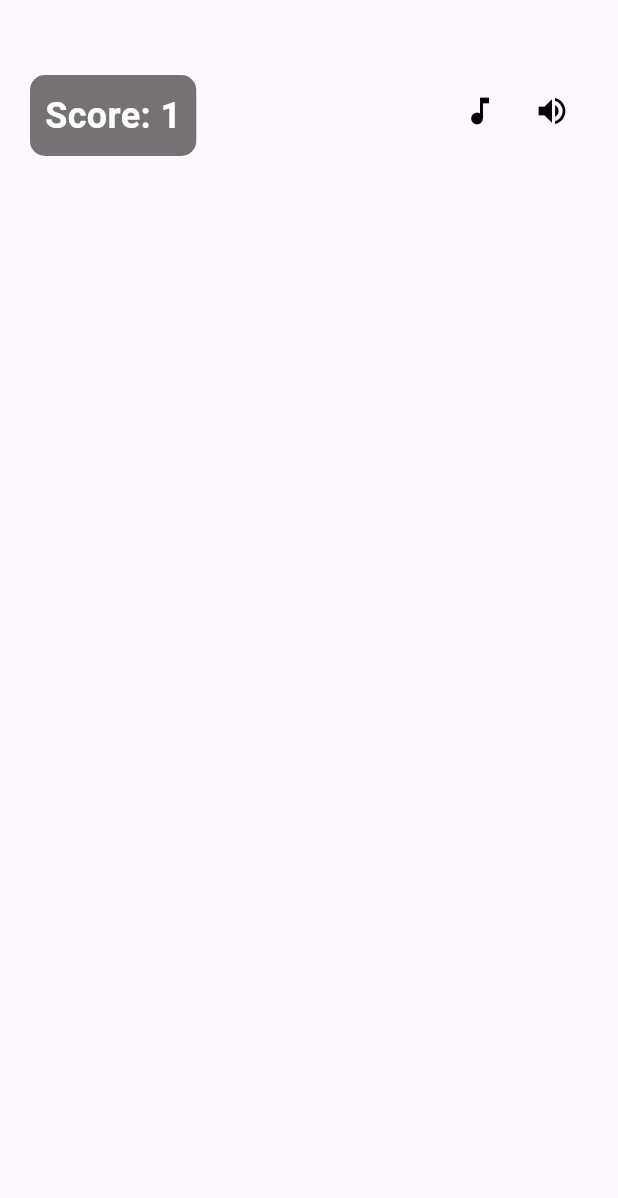
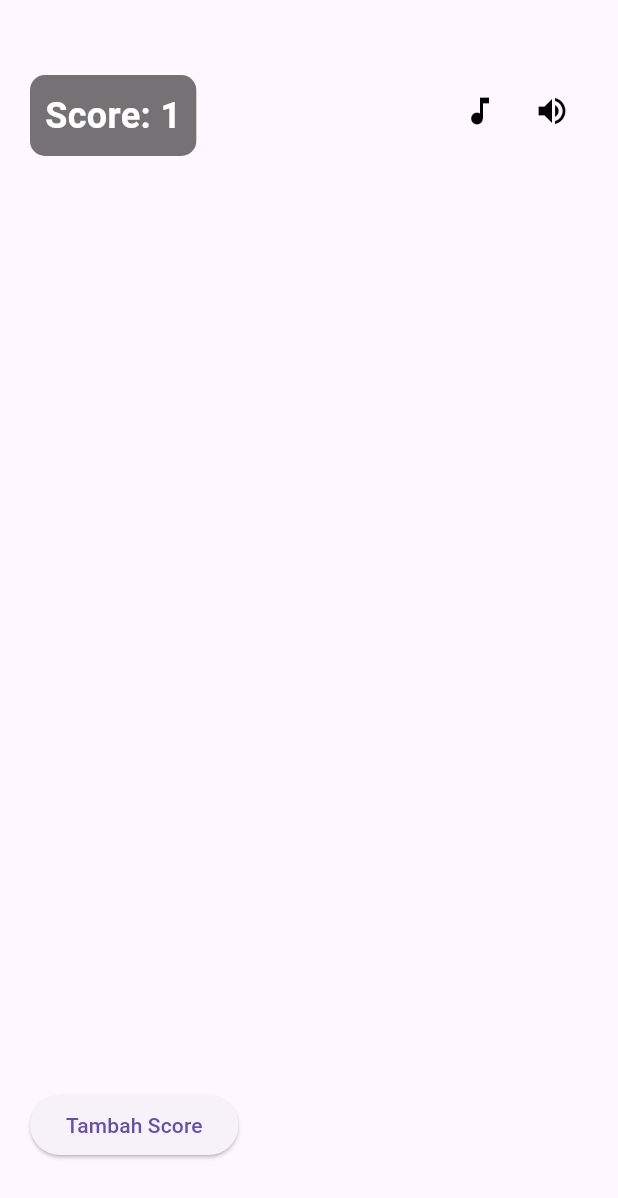
Before and after one commit to str122-xyz/Task-Week-1-1123150070, a Flutter app: the screen it shows after launch, on a phone screen of 412 x 824 dp. Shown: the top 1198 px of the screen. Run offline on Flutter 3.47's test engine with Material 3 defaults, Android fonts, the phone set to English and light mode, and no system bars.

Commit message:
feat: tambah score

```diff
--- a/lib/main.dart
+++ b/lib/main.dart
@@ -73,6 +73,17 @@ class _GameScreenState extends State<GameScreen> {
               ],
             ),
           ),
+
+          Positioned(
+            bottom: 50,
+            left: 20,
+            child: ElevatedButton(
+              onPressed: () {
+                counter.value++;
+              },
+              child: const Text("Tambah Score"),
+            ),
+          ),
         ],
       ),
     );
```
